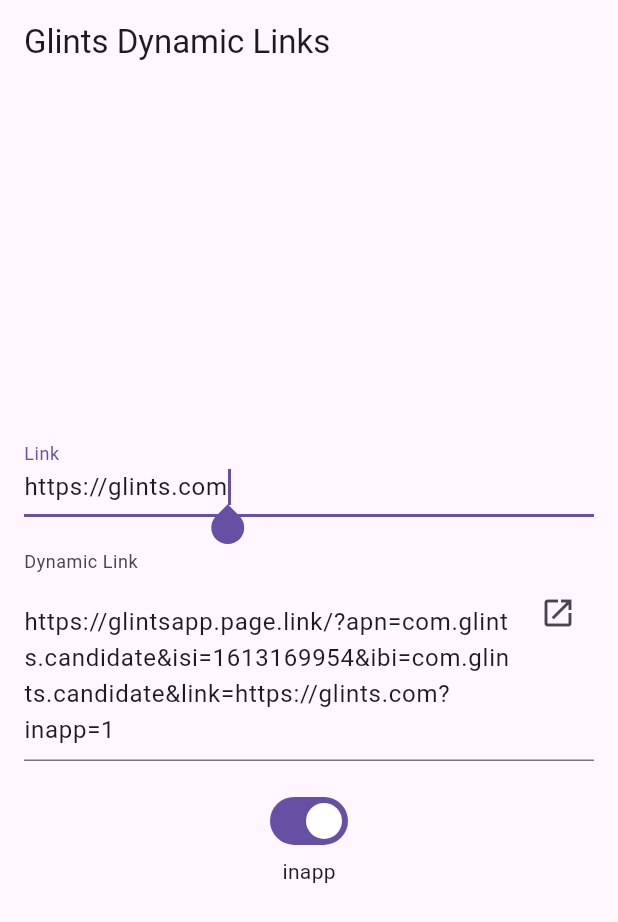
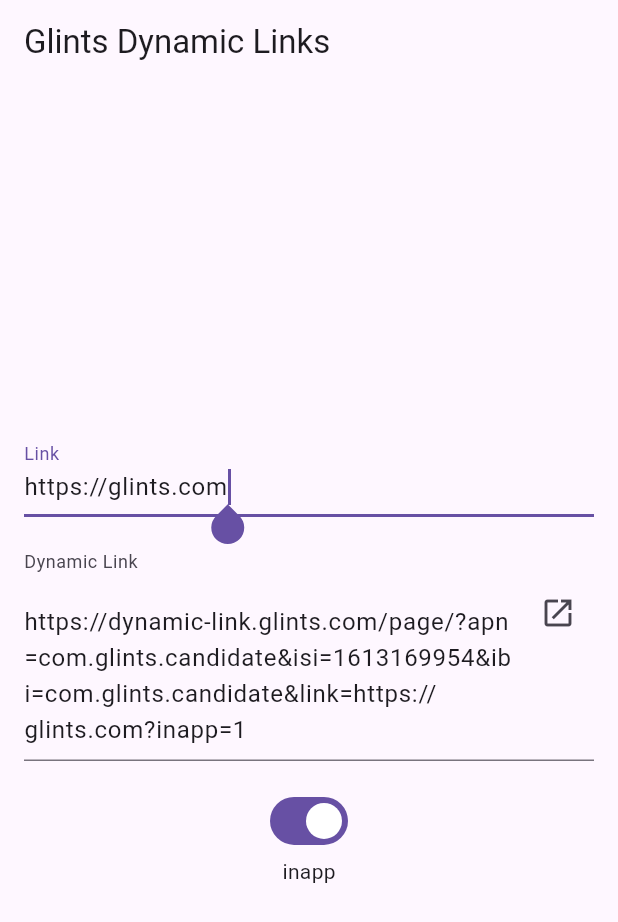
Before and after one commit to LuckUVeryX/glints_dynamic_links, a Flutter app: the screen it shows after launch, on a phone screen of 412 x 824 dp. Shown: the top 922 px of the screen. Run offline on Flutter 3.47's test engine with Material 3 defaults, Android fonts, the phone set to English and light mode, and no system bars; our stand-ins replace flutter_hooks.

Commit message:
feat: use dynamic-link.glints.com

```diff
--- a/lib/main.dart
+++ b/lib/main.dart
@@ -42,7 +42,7 @@
           ).toString();
           final encoded = Uri.encodeFull(url);
           dynamicLinkController.text =
-              'https://glintsapp.page.link/?apn=com.glints.candidate&isi=1613169954&ibi=com.glints.candidate&link=$encoded';
+              'https://dynamic-link.glints.com/page/?apn=com.glints.candidate&isi=1613169954&ibi=com.glints.candidate&link=$encoded';
         }
 
         listener.call();
```
